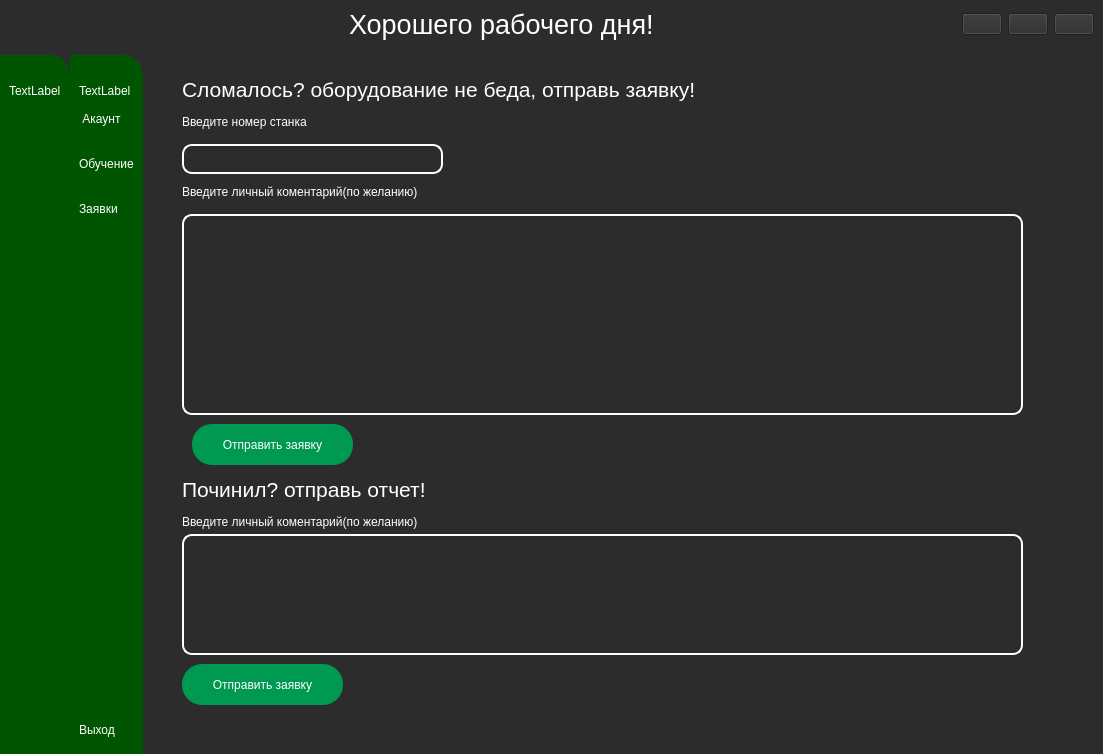
This is main.ui in Gumke1/11111111 as Qt 5 draws it before an edit. The edited form follows.
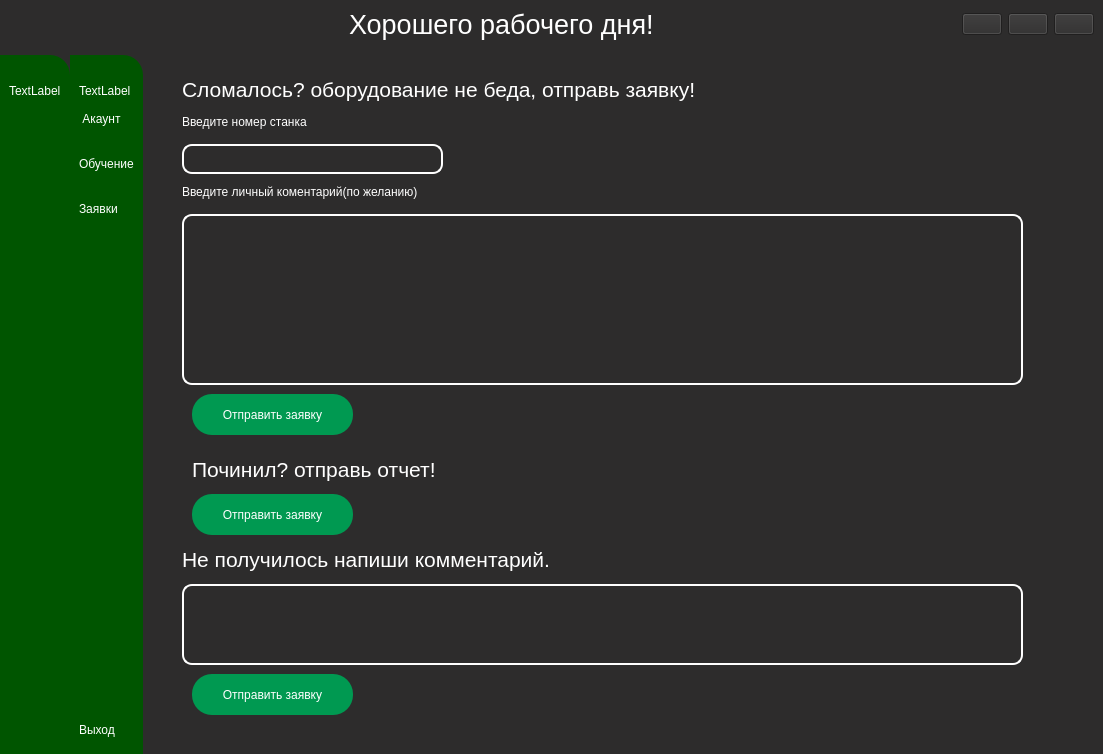
This is the edited form. Icons and pictures are not drawn.

```diff
--- a/main.ui
+++ b/main.ui
@@ -10,6 +10,11 @@
     <height>754</height>
    </rect>
   </property>
+  <property name="font">
+   <font>
+    <pointsize>16</pointsize>
+   </font>
+  </property>
   <property name="windowTitle">
    <string>MainWindow</string>
   </property>
@@ -194,6 +199,11 @@
       <layout class="QVBoxLayout" name="verticalLayout_6">
        <item>
         <widget class="QStackedWidget" name="stackedWidget">
+         <property name="font">
+          <font>
+           <pointsize>16</pointsize>
+          </font>
+         </property>
          <property name="styleSheet">
           <string notr="true">background-color: rgb(45, 44, 44);</string>
          </property>
@@ -736,7 +746,7 @@
            <property name="geometry">
             <rect>
              <x>40</x>
-             <y>360</y>
+             <y>330</y>
              <width>161</width>
              <height>41</height>
             </rect>
@@ -756,7 +766,7 @@
              <x>30</x>
              <y>150</y>
              <width>841</width>
-             <height>201</height>
+             <height>171</height>
             </rect>
            </property>
            <property name="styleSheet">
@@ -786,8 +796,8 @@
           <widget class="QLabel" name="label_20">
            <property name="geometry">
             <rect>
-             <x>30</x>
-             <y>410</y>
+             <x>40</x>
+             <y>390</y>
              <width>321</width>
              <height>31</height>
             </rect>
@@ -804,8 +814,8 @@
           <widget class="QPushButton" name="pushButton_send_order_2">
            <property name="geometry">
             <rect>
-             <x>30</x>
-             <y>600</y>
+             <x>40</x>
+             <y>430</y>
              <width>161</width>
              <height>41</height>
             </rect>
@@ -819,26 +829,13 @@
             <string>Отправить заявку</string>
            </property>
           </widget>
-          <widget class="QLabel" name="label_21">
-           <property name="geometry">
-            <rect>
-             <x>30</x>
-             <y>450</y>
-             <width>261</width>
-             <height>16</height>
-            </rect>
-           </property>
-           <property name="text">
-            <string>Введите личный коментарий(по желанию)</string>
-           </property>
-          </widget>
           <widget class="QTextEdit" name="textEdit_com_2">
            <property name="geometry">
             <rect>
              <x>30</x>
-             <y>470</y>
+             <y>520</y>
              <width>841</width>
-             <height>121</height>
+             <height>81</height>
             </rect>
            </property>
            <property name="styleSheet">
@@ -847,6 +844,42 @@
 	color: white;</string>
            </property>
           </widget>
+          <widget class="QLabel" name="label_22">
+           <property name="geometry">
+            <rect>
+             <x>30</x>
+             <y>480</y>
+             <width>471</width>
+             <height>31</height>
+            </rect>
+           </property>
+           <property name="font">
+            <font>
+             <pointsize>16</pointsize>
+            </font>
+           </property>
+           <property name="text">
+            <string>Не получилось напиши комментарий.</string>
+           </property>
+          </widget>
+          <widget class="QPushButton" name="pushButton_send_order_3">
+           <property name="geometry">
+            <rect>
+             <x>40</x>
+             <y>610</y>
+             <width>161</width>
+             <height>41</height>
+            </rect>
+           </property>
+           <property name="styleSheet">
+            <string notr="true">background-color: rgb(0, 153, 81);
+color: white;
+border-radius: 20px;</string>
+           </property>
+           <property name="text">
+            <string>Отправить заявку</string>
+           </property>
+          </widget>
          </widget>
         </widget>
        </item>
```
